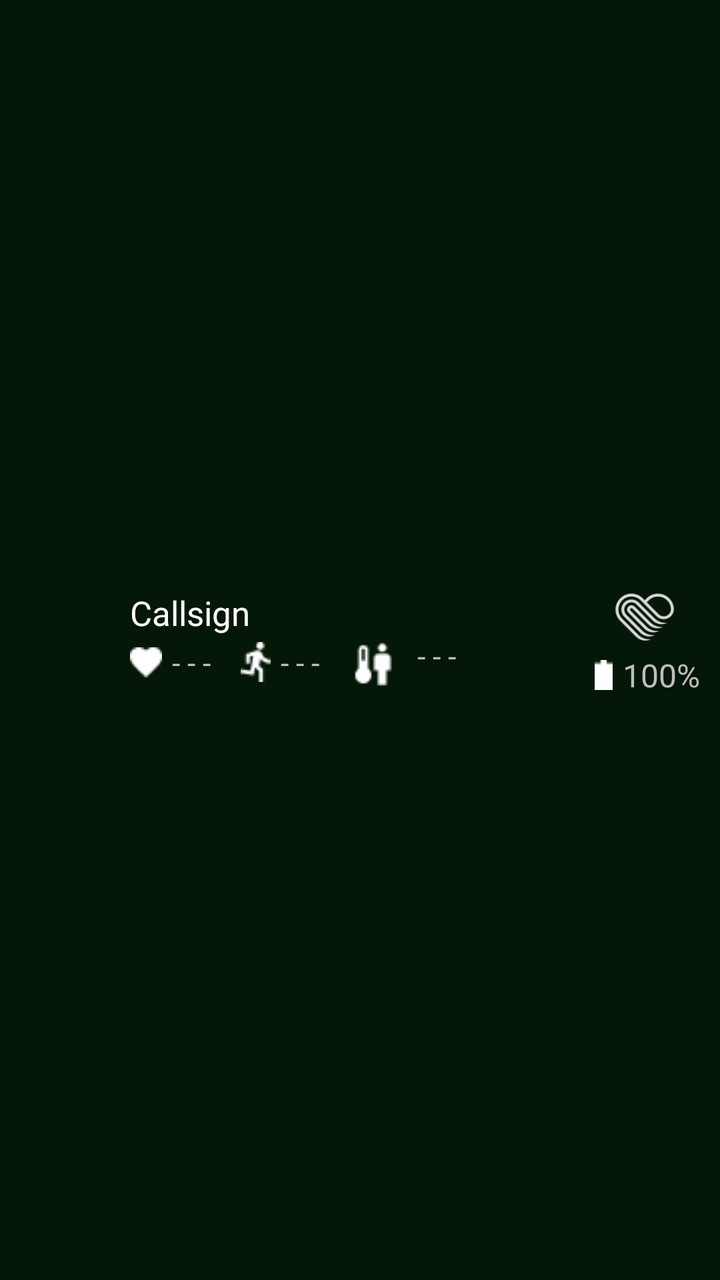
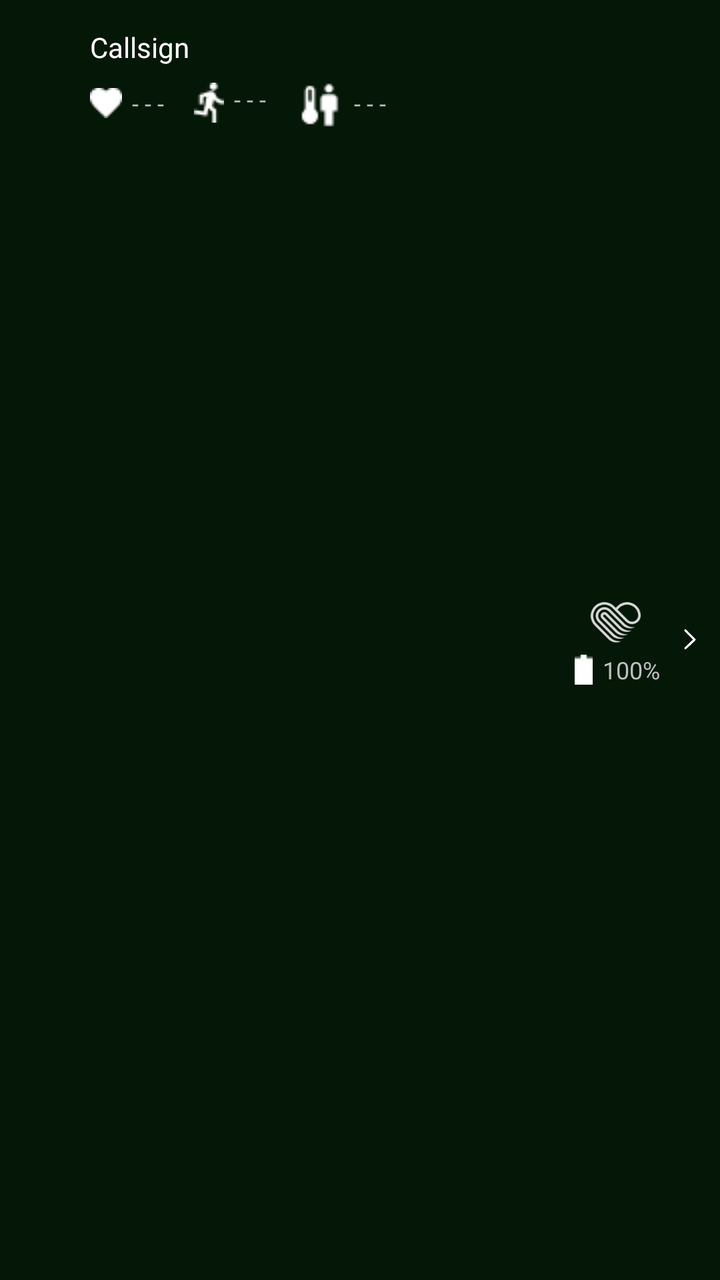

Before-and-after screenshots of an Android layout around one commit, followed by the original layout XML and the change that was made.
<!-- AndroidManifest.xml: application theme AppTheme -->
<!-- res/layout/custom_group_view.xml -->
<?xml version="1.0" encoding="utf-8"?>
<LinearLayout
    xmlns:android="http://schemas.android.com/apk/res/android"
    xmlns:tools="http://schemas.android.com/tools"
    android:layout_width="match_parent"
    android:layout_height="wrap_content"
    android:orientation="horizontal"
    android:paddingVertical="10dp"
    tools:ignore="UselessParent"
    android:background="@color/greenbg"
    style="@style/AppTheme">

    <ImageView
        android:id="@+id/alertIcon"
        android:layout_width="45dp"
        android:layout_height="45dp"
        android:layout_margin="10dp"
        android:src="@drawable/danger"
        tools:ignore="ContentDescription"
        android:layout_gravity="center_vertical"
        android:visibility="invisible"/>

    <LinearLayout
        android:id="@+id/nameAndAlerts"
        android:layout_width="wrap_content"
        android:layout_height="wrap_content"
        android:layout_gravity="center_vertical"
        android:orientation="vertical">

        <TextView
            android:id="@+id/textCallsign"
            android:layout_width="wrap_content"
            android:layout_height="wrap_content"
            android:textSize="17sp"
            android:text="Callsign"
            android:textColor="@color/white"
            tools:ignore="RtlHardcoded"/>

        <TextView
            android:id="@+id/textisFalsePositive"
            android:layout_width="wrap_content"
            android:layout_height="wrap_content"
            android:textSize="13sp"
            android:text="Band not worn properly, readings may be incorrect"
            android:textColor="@color/light_gray"
            tools:ignore="RtlHardcoded"
            android:paddingBottom="7dp"
            android:drawableStart="@drawable/isfalsepositive"
            android:visibility = "gone"/>

        <TextView
            android:id="@+id/textLastConnected"
            android:layout_width="wrap_content"
            android:layout_height="wrap_content"
            android:textSize="13sp"
            android:text="Last connected X minutes ago"
            android:textColor="@color/light_gray"
            tools:ignore="RtlHardcoded"
            android:paddingBottom="7dp"
            android:visibility="gone"/>

        <LinearLayout
            android:id="@+id/healthData"
            android:layout_width="wrap_content"
            android:layout_height="wrap_content"
            android:gravity="center_vertical">

            <TextView
                android:id="@+id/textHeartRate"
                android:layout_width="wrap_content"
                android:layout_height="wrap_content"
                android:textSize="15sp"
                tools:ignore="RtlHardcoded"
                android:text="- - -"
                android:layout_marginEnd="15dp"
                android:drawableStart="@drawable/heartrate"
                android:drawablePadding="5dp"/>

            <TextView
                android:id="@+id/textExertion"
                android:layout_width="wrap_content"
                android:layout_height="wrap_content"
                android:textSize="15sp"
                tools:ignore="RtlHardcoded"
                android:text="- - -"
                android:layout_marginEnd="15dp"
                android:drawableStart="@drawable/exertion"
                android:drawablePadding="5dp"/>

            <TextView
                android:id="@+id/textCoreBodyTemp"
                android:layout_width="wrap_content"
                android:layout_height="wrap_content"
                android:drawableStart="@drawable/corebodytemp"
                android:text="- - -"
                android:textSize="15sp"
                tools:ignore="RtlHardcoded"
                android:drawablePadding="5dp"/>
        </LinearLayout>
    </LinearLayout>

    <RelativeLayout
        android:layout_width="wrap_content"
        android:layout_height="wrap_content"
        android:layout_gravity="center_vertical"
        android:layout_marginEnd="10dp"
        android:orientation="vertical">

        <ImageView
            android:id="@+id/iconWearableLogo"
            android:layout_width="35dp"
            android:layout_height="35dp"
            android:src="@drawable/biostrap"
            android:layout_marginEnd="10dp"
            android:layout_alignParentEnd="true"/>

        <TextView
            android:id="@+id/textBattery"
            android:layout_width="wrap_content"
            android:layout_height="wrap_content"
            android:textSize="16sp"
            android:text="100%"
            tools:ignore="RtlHardcoded"
            android:layout_below="@id/iconWearableLogo"
            android:layout_alignParentEnd="true"
            android:drawableStart="@drawable/battery"
            android:drawablePadding="5dp"/>
    </RelativeLayout>





</LinearLayout>
<!-- resources referenced by this layout -->
<resources>
  <color name="greenbg">#202BB73B</color>
  <color name="light_gray">#A3A3A3</color>
  <color name="white">#ffffff</color>
  <!-- drawable battery: png bitmap (drawable, 158 bytes) -->
  <!-- drawable biostrap: png bitmap (drawable, 9869 bytes) -->
  <!-- drawable corebodytemp: png bitmap (drawable, 384 bytes) -->
  <!-- drawable danger: png bitmap (drawable, 1175 bytes) -->
  <!-- drawable exertion: png bitmap (drawable, 350 bytes) -->
  <!-- drawable heartrate: png bitmap (drawable, 255 bytes) -->
  <!-- drawable isfalsepositive: png bitmap (drawable, 552 bytes) -->
  <style name="AppTheme" parent="@android:style/Theme.Holo">
          <item name="android:buttonStyle">@android:style/Widget.Button</item>
          <item name="android:imageButtonStyle">@android:style/Widget.Button</item>
          <item name="android:buttonStyleToggle">@android:style/Widget.Button</item>
          <item name="android:spinnerStyle">@style/ATAKSpinner</item>
          <item name="android:spinnerItemStyle">@style/ATAKSpinnerItem</item>
          <item name="android:editTextStyle">@style/ATAKEditText</item>
      </style>
  <style name="ATAKSpinner" parent="@android:style/Widget.Spinner">
          <item name="android:spinnerMode">dialog</item>
      </style>
  <style name="ATAKSpinnerItem" parent="@style/AppTheme">
          <item name="android:textColor">@android:color/black</item>
      </style>
  <style name="ATAKEditText" parent="@android:style/Widget.EditText">
          
          
  
          
          <item name="android:imeOptions">flagNoFullscreen</item>
      </style>
</resources>

<!-- the commit's change to res/layout/custom_group_view.xml (unified diff, before → after) -->
@@ -12,8 +12,8 @@
 
     <ImageView
         android:id="@+id/alertIcon"
-        android:layout_width="45dp"
-        android:layout_height="45dp"
+        android:layout_width="25dp"
+        android:layout_height="25dp"
         android:layout_margin="10dp"
         android:src="@drawable/danger"
         tools:ignore="ContentDescription"
@@ -24,14 +24,14 @@
         android:id="@+id/nameAndAlerts"
         android:layout_width="wrap_content"
         android:layout_height="wrap_content"
-        android:layout_gravity="center_vertical"
-        android:orientation="vertical">
+        android:orientation="vertical"
+        android:layout_marginTop="4dp">
 
         <TextView
             android:id="@+id/textCallsign"
             android:layout_width="wrap_content"
             android:layout_height="wrap_content"
-            android:textSize="17sp"
+            android:textSize="14sp"
             android:text="Callsign"
             android:textColor="@color/white"
             tools:ignore="RtlHardcoded"/>
@@ -63,13 +63,14 @@
             android:id="@+id/healthData"
             android:layout_width="wrap_content"
             android:layout_height="wrap_content"
-            android:gravity="center_vertical">
+            android:gravity="center_vertical"
+            android:paddingTop="5dp">
 
             <TextView
                 android:id="@+id/textHeartRate"
                 android:layout_width="wrap_content"
                 android:layout_height="wrap_content"
-                android:textSize="15sp"
+                android:textSize="12sp"
                 tools:ignore="RtlHardcoded"
                 android:text="- - -"
                 android:layout_marginEnd="15dp"
@@ -80,7 +81,7 @@
                 android:id="@+id/textExertion"
                 android:layout_width="wrap_content"
                 android:layout_height="wrap_content"
-                android:textSize="15sp"
+                android:textSize="12sp"
                 tools:ignore="RtlHardcoded"
                 android:text="- - -"
                 android:layout_marginEnd="15dp"
@@ -93,10 +94,68 @@
                 android:layout_height="wrap_content"
                 android:drawableStart="@drawable/corebodytemp"
                 android:text="- - -"
-                android:textSize="15sp"
-                tools:ignore="RtlHardcoded"
+                android:textSize="12sp"
+                android:gravity="center_vertical"
+                tools:ignore="RtlHardcoded"
+                android:drawablePadding="0dp"/>
+        </LinearLayout>
+
+        <RelativeLayout
+            android:id="@+id/expandedHealthData"
+            android:layout_width="wrap_content"
+            android:layout_height="wrap_content"
+            android:layout_marginTop="3dp"
+            android:gravity="center_vertical"
+            android:visibility="gone">
+
+            <TextView
+                android:id="@+id/textCaloricBurnRate"
+                android:layout_width="wrap_content"
+                android:layout_height="wrap_content"
+                android:textSize="12sp"
+                tools:ignore="RtlHardcoded"
+                android:text="- - -"
+                android:layout_marginEnd="15dp"
+                android:drawableStart="@drawable/calories"
                 android:drawablePadding="5dp"/>
-        </LinearLayout>
+
+            <TextView
+                android:id="@+id/textHrlv"
+                android:layout_width="wrap_content"
+                android:layout_height="wrap_content"
+                android:textSize="12sp"
+                tools:ignore="RtlHardcoded"
+                android:text="- - -"
+                android:layout_marginEnd="15dp"
+                android:drawableStart="@drawable/hrlv"
+                android:drawablePadding="5dp"
+                android:layout_toEndOf="@id/textCaloricBurnRate"/>
+
+            <TextView
+                android:id="@+id/textVo2"
+                android:layout_width="wrap_content"
+                android:layout_height="wrap_content"
+                android:drawableStart="@drawable/vo2"
+                android:text="- - -"
+                android:textSize="12sp"
+                tools:ignore="RtlHardcoded"
+                android:layout_marginEnd="15dp"
+                android:drawablePadding="5dp"
+                android:layout_toEndOf="@id/textHrlv"/>
+
+            <TextView
+                android:id="@+id/textHrv"
+                android:layout_width="wrap_content"
+                android:layout_height="wrap_content"
+                android:drawableStart="@drawable/hrv"
+                android:text="- - -"
+                android:textSize="12sp"
+                tools:ignore="RtlHardcoded"
+                android:drawablePadding="5dp"
+                android:layout_marginTop="3dp"
+                android:layout_below="@id/textCaloricBurnRate"/>
+        </RelativeLayout>
+
     </LinearLayout>
 
     <RelativeLayout
@@ -108,23 +167,32 @@
 
         <ImageView
             android:id="@+id/iconWearableLogo"
-            android:layout_width="35dp"
-            android:layout_height="35dp"
+            android:layout_width="30dp"
+            android:layout_height="30dp"
             android:src="@drawable/biostrap"
-            android:layout_marginEnd="10dp"
-            android:layout_alignParentEnd="true"/>
+            android:layout_marginEnd="7dp"
+            android:layout_toLeftOf="@id/toggle"/>
 
         <TextView
             android:id="@+id/textBattery"
             android:layout_width="wrap_content"
             android:layout_height="wrap_content"
-            android:textSize="16sp"
+            android:textSize="12sp"
             android:text="100%"
             tools:ignore="RtlHardcoded"
             android:layout_below="@id/iconWearableLogo"
-            android:layout_alignParentEnd="true"
+            android:layout_toLeftOf="@id/toggle"
             android:drawableStart="@drawable/battery"
             android:drawablePadding="5dp"/>
+
+        <ImageView
+            android:id="@+id/toggle"
+            android:layout_width="10dp"
+            android:layout_height="10dp"
+            android:layout_centerVertical="true"
+            android:src="@drawable/arrow"
+            android:layout_alignParentEnd="true"
+            android:layout_marginStart="10dp"/>
     </RelativeLayout>
 
 
<!-- resource entries referenced after the edit -->
@@ -3,13 +3,18 @@
   <color name="greenbg">#202BB73B</color>
   <color name="light_gray">#A3A3A3</color>
   <color name="white">#ffffff</color>
+  <!-- drawable arrow: png bitmap (drawable, 589 bytes) -->
   <!-- drawable battery: png bitmap (drawable, 158 bytes) -->
   <!-- drawable biostrap: png bitmap (drawable, 9869 bytes) -->
+  <!-- drawable calories: png bitmap (drawable, 372 bytes) -->
   <!-- drawable corebodytemp: png bitmap (drawable, 384 bytes) -->
   <!-- drawable danger: png bitmap (drawable, 1175 bytes) -->
   <!-- drawable exertion: png bitmap (drawable, 350 bytes) -->
   <!-- drawable heartrate: png bitmap (drawable, 255 bytes) -->
+  <!-- drawable hrlv: png bitmap (drawable, 381 bytes) -->
+  <!-- drawable hrv: png bitmap (drawable, 371 bytes) -->
   <!-- drawable isfalsepositive: png bitmap (drawable, 552 bytes) -->
+  <!-- drawable vo2: png bitmap (drawable, 362 bytes) -->
   <style name="AppTheme" parent="@android:style/Theme.Holo">
           <item name="android:buttonStyle">@android:style/Widget.Button</item>
           <item name="android:imageButtonStyle">@android:style/Widget.Button</item>
